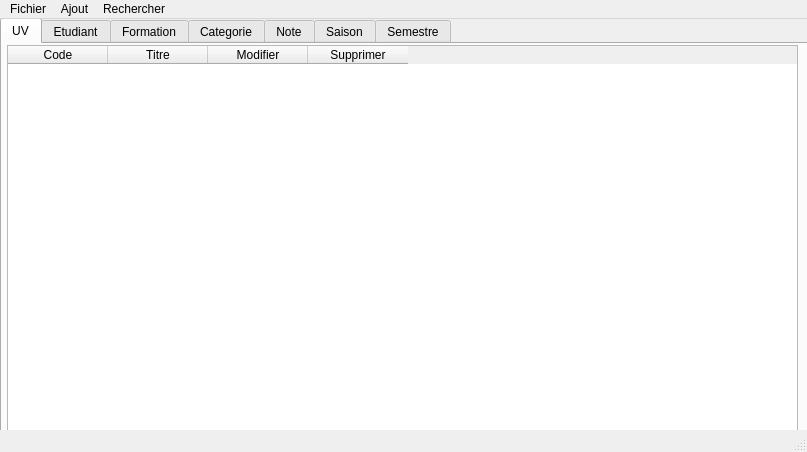
Timost/LO21, file mainfenetre.ui: the form before one commit.
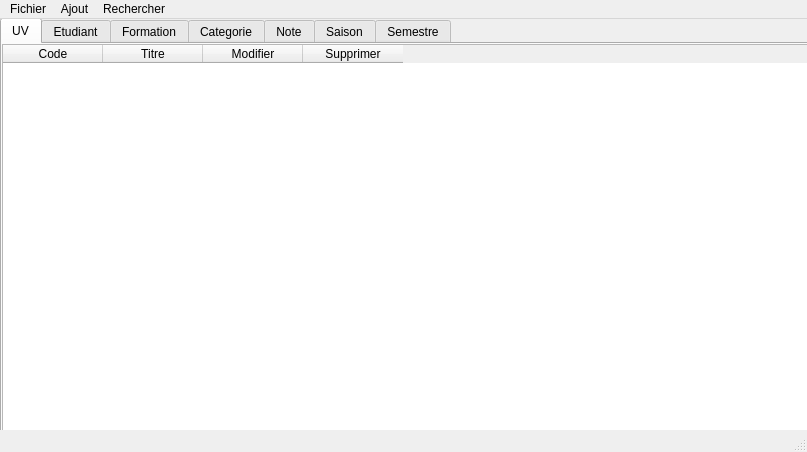
The form after the commit. The open tabs and pages were chosen to show the change.

Patch:
```diff
--- a/mainfenetre.ui
+++ b/mainfenetre.ui
@@ -33,9 +33,9 @@
      <widget class="QTableWidget" name="UVTable">
       <property name="geometry">
        <rect>
-        <x>5</x>
-        <y>1</y>
-        <width>791</width>
+        <x>0</x>
+        <y>0</y>
+        <width>811</width>
         <height>391</height>
        </rect>
       </property>
```
Left out of the diff: 2 changed lines with no effect on the pictures.
